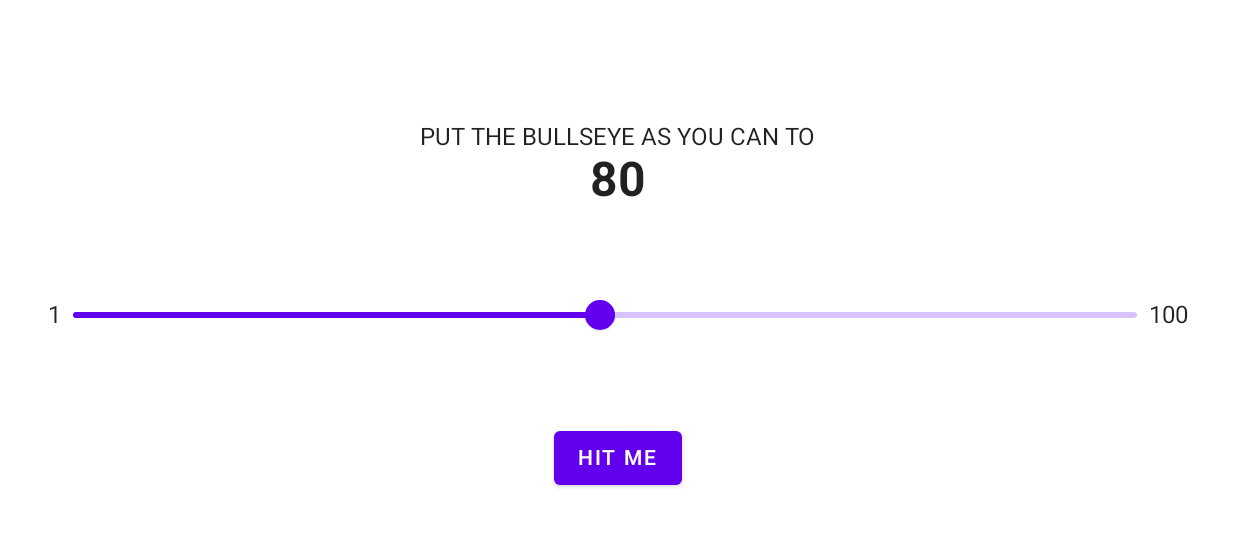
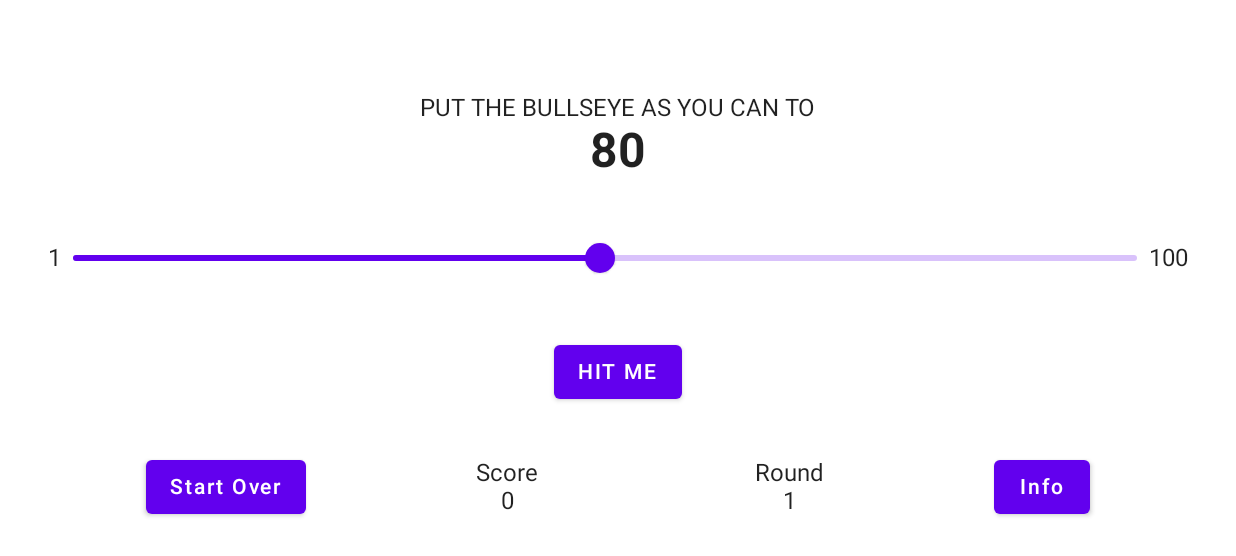
Before and after one commit to materokatti/bullseye-game, an Android app built with Jetpack Compose: the screen it shows after launch (MainActivity), on a phone screen of 824 x 412 dp (held sideways). Shown: the top 556 px of the screen. Run offline under Robolectric (Android 15) with nearby library versions, the phone set to English and light mode, and no system bars.

Commit message:
feature : add new game control and component separation refactoring

```diff
--- a/app/src/main/java/com/devstory/bullseye_game/MainActivity.kt
+++ b/app/src/main/java/com/devstory/bullseye_game/MainActivity.kt
@@ -6,10 +6,8 @@ import androidx.activity.compose.setContent
 import androidx.compose.foundation.layout.fillMaxSize
 import androidx.compose.material.MaterialTheme
 import androidx.compose.material.Surface
-import androidx.compose.material.Text
-import androidx.compose.runtime.Composable
 import androidx.compose.ui.Modifier
-import androidx.compose.ui.tooling.preview.Preview
+import com.devstory.bullseye_game.screens.GameScreen
 import com.devstory.bullseye_game.ui.theme.BullseyeGameTheme
 
 class MainActivity : ComponentActivity() {
--- /dev/null
+++ b/app/src/main/java/com/devstory/bullseye_game/components/GameDetail.kt
@@ -0,0 +1,50 @@
+package com.devstory.bullseye_game.components
+
+import androidx.compose.foundation.layout.Arrangement
+import androidx.compose.foundation.layout.Column
+import androidx.compose.foundation.layout.Row
+import androidx.compose.foundation.layout.padding
+import androidx.compose.material.Button
+import androidx.compose.material.Text
+import androidx.compose.runtime.Composable
+import androidx.compose.ui.Alignment
+import androidx.compose.ui.Modifier
+import androidx.compose.ui.res.stringResource
+import androidx.compose.ui.tooling.preview.Preview
+import androidx.compose.ui.unit.dp
+import com.devstory.bullseye_game.R
+
+@Composable
+fun GameDetail (modifier: Modifier = Modifier) {
+    Row (
+        verticalAlignment = Alignment.CenterVertically,
+        horizontalArrangement = Arrangement.SpaceEvenly,
+        modifier = modifier
+    ) {
+        Button(onClick = { /*TODO*/ }) {
+            Text(text = stringResource(id = R.string.start_over))
+        }
+        GameInfo(label = stringResource(id = R.string.score_label), value = 0)
+        GameInfo(label = stringResource(id = R.string.current_round_label), value = 1)
+        Button(onClick = { /*TODO*/ }) {
+            Text(text = stringResource(id = R.string.info))
+        }
+    }
+}
+
+@Composable
+fun GameInfo(label: String, value : Int = 0) {
+    Column(
+        horizontalAlignment = Alignment.CenterHorizontally,
+        modifier = Modifier.padding(horizontal = 32.dp)
+    ) {
+        Text(label)
+        Text(value.toString())
+    }
+}
+
+@Preview(showBackground = true)
+@Composable
+fun GameDetailPreview() {
+    GameDetail()
+}
--- a/app/src/main/java/com/devstory/bullseye_game/GamePrompt.kt
+++ b/app/src/main/java/com/devstory/bullseye_game/components/GamePrompt.kt
@@ -1,4 +1,4 @@
-package com.devstory.bullseye_game
+package com.devstory.bullseye_game.components
 
 import androidx.compose.foundation.layout.Column
 import androidx.compose.material.Text
@@ -8,6 +8,7 @@ import androidx.compose.ui.Modifier
 import androidx.compose.ui.res.stringResource
 import androidx.compose.ui.text.font.FontWeight
 import androidx.compose.ui.unit.sp
+import com.devstory.bullseye_game.R
 
 @Composable
 fun GamePrompt (targetValue: Int,modifier: Modifier = Modifier) {
--- a/app/src/main/java/com/devstory/bullseye_game/ResultDialog.kt
+++ b/app/src/main/java/com/devstory/bullseye_game/components/ResultDialog.kt
@@ -1,4 +1,4 @@
-package com.devstory.bullseye_game
+package com.devstory.bullseye_game.components
 
 import androidx.compose.material.AlertDialog
 import androidx.compose.material.Text
@@ -6,6 +6,7 @@ import androidx.compose.material.TextButton
 import androidx.compose.runtime.Composable
 import androidx.compose.ui.Modifier
 import androidx.compose.ui.res.stringResource
+import com.devstory.bullseye_game.R
 
 
 @Composable
--- a/app/src/main/java/com/devstory/bullseye_game/TargetSlider.kt
+++ b/app/src/main/java/com/devstory/bullseye_game/components/TargetSlider.kt
@@ -1,4 +1,4 @@
-package com.devstory.bullseye_game
+package com.devstory.bullseye_game.components
 
 import androidx.compose.foundation.layout.Row
 import androidx.compose.foundation.layout.padding
@@ -10,6 +10,7 @@ import androidx.compose.ui.Modifier
 import androidx.compose.ui.res.stringResource
 import androidx.compose.ui.text.style.TextAlign
 import androidx.compose.ui.unit.dp
+import com.devstory.bullseye_game.R
 
 @Composable
 fun TargetSlider(
--- a/app/src/main/java/com/devstory/bullseye_game/GameScreen.kt
+++ b/app/src/main/java/com/devstory/bullseye_game/screens/GameScreen.kt
@@ -1,30 +1,30 @@
-package com.devstory.bullseye_game
+package com.devstory.bullseye_game.screens
 
 import android.util.Log
 import androidx.compose.foundation.layout.Arrangement
 import androidx.compose.foundation.layout.Column
-import androidx.compose.foundation.layout.Row
 import androidx.compose.foundation.layout.Spacer
 import androidx.compose.foundation.layout.fillMaxSize
+import androidx.compose.foundation.layout.fillMaxWidth
 import androidx.compose.foundation.layout.padding
 import androidx.compose.material.Button
-import androidx.compose.material.Slider
 import androidx.compose.material.Text
 import androidx.compose.runtime.Composable
 import androidx.compose.runtime.getValue
 import androidx.compose.runtime.mutableStateOf
-import androidx.compose.runtime.remember
 import androidx.compose.runtime.saveable.rememberSaveable
 import androidx.compose.runtime.setValue
 import androidx.compose.ui.Alignment
 import androidx.compose.ui.Modifier
 import androidx.compose.ui.res.stringResource
-import androidx.compose.ui.text.font.FontWeight
-import androidx.compose.ui.text.style.TextAlign
 import androidx.compose.ui.tooling.preview.Devices
 import androidx.compose.ui.tooling.preview.Preview
 import androidx.compose.ui.unit.dp
-import androidx.compose.ui.unit.sp
+import com.devstory.bullseye_game.R
+import com.devstory.bullseye_game.components.GameDetail
+import com.devstory.bullseye_game.components.GamePrompt
+import com.devstory.bullseye_game.components.ResultDialog
+import com.devstory.bullseye_game.components.TargetSlider
 import com.devstory.bullseye_game.ui.theme.BullseyeGameTheme
 import kotlin.math.abs
 import kotlin.random.Random
@@ -72,6 +72,7 @@ fun GameScreen() {
             }) {
                 Text(text = stringResource(R.string.hit_me_button_text))
             }
+            GameDetail(modifier = Modifier.fillMaxWidth())
         }
         Spacer(modifier = Modifier.weight(.5f))
 
--- a/app/src/main/res/values/strings.xml
+++ b/app/src/main/res/values/strings.xml
@@ -8,4 +8,8 @@
     <string name="result_dialog_button_text">Awesome!</string>
     <string name="result_dialog_title">Hello there!</string>
     <string name="result_dialog_message">The slider\'s value is %1$d.\nYou scored %2$d points this round.</string>
+    <string name="start_over">Start Over</string>
+    <string name="info">Info</string>
+    <string name="score_label">Score</string>
+    <string name="current_round_label">Round</string>
 </resources>
```
